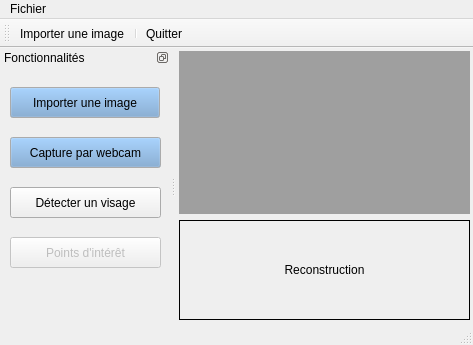
Before: the Qt Designer form CodepoVision/codepovision.ui in Danijiru/CodepoVision, drawn with Qt 5.
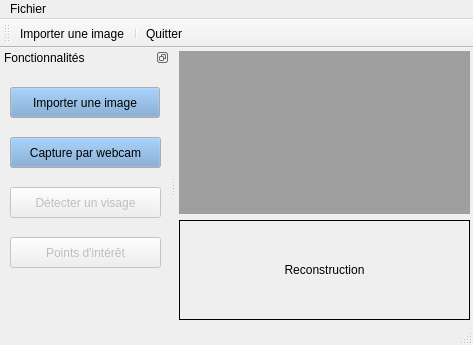
After: the same form once the commit is applied. Icons and pictures are not drawn.

Commit message: modif activation bouton detecter visage

Patch:
```diff
--- a/CodepoVision/codepovision.ui
+++ b/CodepoVision/codepovision.ui
@@ -166,7 +166,7 @@
     </widget>
     <widget class="QPushButton" name="button_detectface">
      <property name="enabled">
-      <bool>true</bool>
+      <bool>false</bool>
      </property>
      <property name="geometry">
       <rect>
```
The commit also changes 2 other files.
